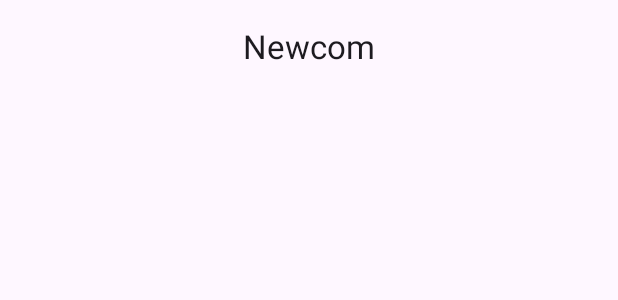
After one commit to jltabbia/NewcomApp, an Android app built with Jetpack Compose: the @Preview function LoginScreen, on a phone screen of 412 x 824 dp. The commit adds this screen. Shown: the top 300 px of the screen. Run offline under Robolectric (Android 15) with nearby library versions, the phone set to English and light mode, and no system bars.

Commit message:
Agrega vectores drawables, y paquetes

```diff
--- /dev/null
+++ b/app/src/main/java/ar/com/jtsistemas/newcomapp/network/RetrofitService.kt
@@ -0,0 +1,4 @@
+package ar.com.jtsistemas.newcomapp.network
+
+interface RetrofitService {
+}
--- /dev/null
+++ b/app/src/main/java/ar/com/jtsistemas/newcomapp/ui/login/LoginScreen.kt
@@ -0,0 +1,29 @@
+package ar.com.jtsistemas.newcomapp.ui.login
+
+import androidx.compose.foundation.layout.Row
+import androidx.compose.foundation.layout.fillMaxSize
+import androidx.compose.foundation.layout.fillMaxWidth
+import androidx.compose.material3.CenterAlignedTopAppBar
+import androidx.compose.material3.ExperimentalMaterial3Api
+import androidx.compose.material3.Scaffold
+import androidx.compose.material3.Text
+import androidx.compose.runtime.Composable
+import androidx.compose.ui.Modifier
+import androidx.compose.ui.tooling.preview.Preview
+
+@Preview(showBackground = true, showSystemUi = true)
+@Composable
+fun LoginScreen() {
+    Scaffold(topBar = {TopBarLoginScreen()}, modifier = Modifier.fillMaxWidth() )
+    { innerPadding ->
+
+    }
+
+}
+
+@OptIn(ExperimentalMaterial3Api::class)
+@Composable
+fun TopBarLoginScreen() {
+    CenterAlignedTopAppBar(modifier = Modifier.fillMaxWidth(), title = { Text(text="Newcom") })
+
+}
--- /dev/null
+++ b/app/src/main/res/drawable/ic_account.xml
@@ -0,0 +1,5 @@
+<vector xmlns:android="http://schemas.android.com/apk/res/android" android:height="24dp" android:tint="#000000" android:viewportHeight="960" android:viewportWidth="960" android:width="24dp">
+
+    <path android:fillColor="@android:color/white" android:pathData="M200,714Q254,661 325.5,630.5Q397,600 480,600Q563,600 634.5,630.5Q706,661 760,714L760,200Q760,200 760,200Q760,200 760,200L200,200Q200,200 200,200Q200,200 200,200L200,714ZM480,520Q538,520 579,479Q620,438 620,380Q620,322 579,281Q538,240 480,240Q422,240 381,281Q340,322 340,380Q340,438 381,479Q422,520 480,520ZM200,840Q167,840 143.5,816.5Q120,793 120,760L120,200Q120,167 143.5,143.5Q167,120 200,120L760,120Q793,120 816.5,143.5Q840,167 840,200L840,760Q840,793 816.5,816.5Q793,840 760,840L200,840ZM269,760L691,760Q691,760 691,760Q691,760 691,760Q647,721 591.5,700.5Q536,680 480,680Q424,680 367.5,700.5Q311,721 269,760Q269,760 269,760Q269,760 269,760ZM480,440Q455,440 437.5,422.5Q420,405 420,380Q420,355 437.5,337.5Q455,320 480,320Q505,320 522.5,337.5Q540,355 540,380Q540,405 522.5,422.5Q505,440 480,440ZM480,457L480,457Q480,457 480,457Q480,457 480,457L480,457Q480,457 480,457Q480,457 480,457L480,457Q480,457 480,457Q480,457 480,457Q480,457 480,457Q480,457 480,457Z"/>
+
+</vector>
--- /dev/null
+++ b/app/src/main/res/drawable/ic_arrow_back.xml
@@ -0,0 +1,5 @@
+<vector xmlns:android="http://schemas.android.com/apk/res/android" android:autoMirrored="true" android:height="24dp" android:tint="#000000" android:viewportHeight="960" android:viewportWidth="960" android:width="24dp">
+
+    <path android:fillColor="@android:color/white" android:pathData="M313,520L537,744L480,800L160,480L480,160L537,216L313,440L800,440L800,520L313,520Z"/>
+
+</vector>
--- /dev/null
+++ b/app/src/main/res/drawable/ic_edit.xml
@@ -0,0 +1,5 @@
+<vector xmlns:android="http://schemas.android.com/apk/res/android" android:height="24dp" android:tint="#000000" android:viewportHeight="960" android:viewportWidth="960" android:width="24dp">
+
+    <path android:fillColor="@android:color/white" android:pathData="M200,760L257,760L648,369L591,312L200,703L200,760ZM120,840L120,670L648,143Q660,132 674.5,126Q689,120 705,120Q721,120 736,126Q751,132 762,144L817,200Q829,211 834.5,226Q840,241 840,256Q840,272 834.5,286.5Q829,301 817,313L290,840L120,840ZM760,256L760,256L704,200L704,200L760,256ZM619,341L591,312L591,312L648,369L648,369L619,341Z"/>
+
+</vector>
--- /dev/null
+++ b/app/src/main/res/drawable/ic_exit.xml
@@ -0,0 +1,5 @@
+<vector xmlns:android="http://schemas.android.com/apk/res/android" android:autoMirrored="true" android:height="24dp" android:tint="#000000" android:viewportHeight="960" android:viewportWidth="960" android:width="24dp">
+
+    <path android:fillColor="@android:color/white" android:pathData="M200,840Q167,840 143.5,816.5Q120,793 120,760L120,600L200,600L200,760Q200,760 200,760Q200,760 200,760L760,760Q760,760 760,760Q760,760 760,760L760,200Q760,200 760,200Q760,200 760,200L200,200Q200,200 200,200Q200,200 200,200L200,360L120,360L120,200Q120,167 143.5,143.5Q167,120 200,120L760,120Q793,120 816.5,143.5Q840,167 840,200L840,760Q840,793 816.5,816.5Q793,840 760,840L200,840ZM420,680L364,622L466,520L120,520L120,440L466,440L364,338L420,280L620,480L420,680Z"/>
+
+</vector>
--- /dev/null
+++ b/app/src/main/res/drawable/ic_key.xml
@@ -0,0 +1,5 @@
+<vector xmlns:android="http://schemas.android.com/apk/res/android" android:height="24dp" android:tint="#000000" android:viewportHeight="960" android:viewportWidth="960" android:width="24dp">
+
+    <path android:fillColor="@android:color/white" android:pathData="M280,560Q247,560 223.5,536.5Q200,513 200,480Q200,447 223.5,423.5Q247,400 280,400Q313,400 336.5,423.5Q360,447 360,480Q360,513 336.5,536.5Q313,560 280,560ZM280,720Q180,720 110,650Q40,580 40,480Q40,380 110,310Q180,240 280,240Q347,240 401.5,273Q456,306 488,360L840,360L960,480L780,660L700,600L620,660L535,600L488,600Q456,654 401.5,687Q347,720 280,720ZM280,640Q336,640 378.5,606Q421,572 435,520L560,520L618,561L700,500L771,555L846,480L806,440L435,440Q421,388 378.5,354Q336,320 280,320Q214,320 167,367Q120,414 120,480Q120,546 167,593Q214,640 280,640Z"/>
+
+</vector>
--- /dev/null
+++ b/app/src/main/res/drawable/ic_trash.xml
@@ -0,0 +1,5 @@
+<vector xmlns:android="http://schemas.android.com/apk/res/android" android:height="24dp" android:tint="#000000" android:viewportHeight="960" android:viewportWidth="960" android:width="24dp">
+
+    <path android:fillColor="@android:color/white" android:pathData="M440,640L520,640L520,474L584,536L640,480L480,320L320,480L376,536L440,474L440,640ZM280,840Q247,840 223.5,816.5Q200,793 200,760L200,240L160,240L160,160L360,160L360,120L600,120L600,160L800,160L800,240L760,240L760,760Q760,793 736.5,816.5Q713,840 680,840L280,840ZM680,240L280,240L280,760Q280,760 280,760Q280,760 280,760L680,760Q680,760 680,760Q680,760 680,760L680,240ZM280,240L280,240L280,760Q280,760 280,760Q280,760 280,760L280,760Q280,760 280,760Q280,760 280,760L280,240Z"/>
+
+</vector>
```
Also changed, not shown: app/src/main/java/ar/com/jtsistemas/newcomapp/MainActivity.kt (+1 -22 lines).
